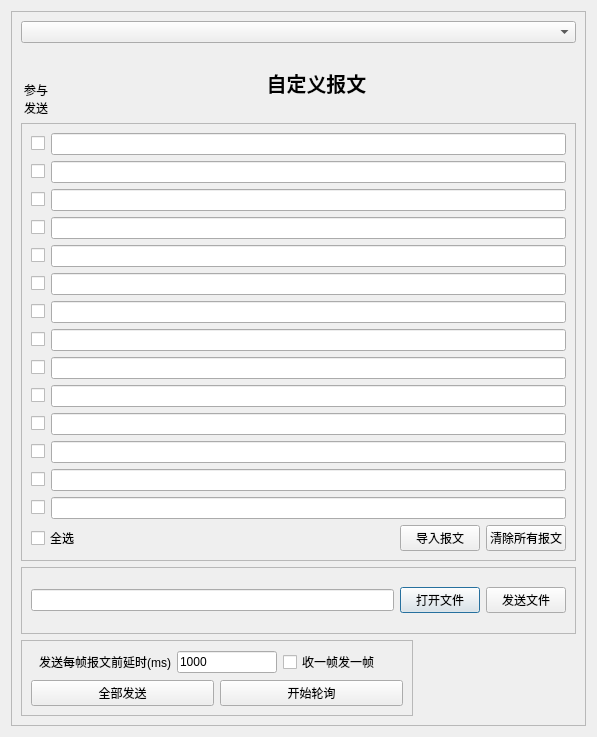
This is src/form/dialogsenddata.ui in whx110123/nettool as Qt 5 draws it before an edit. The edited form follows.
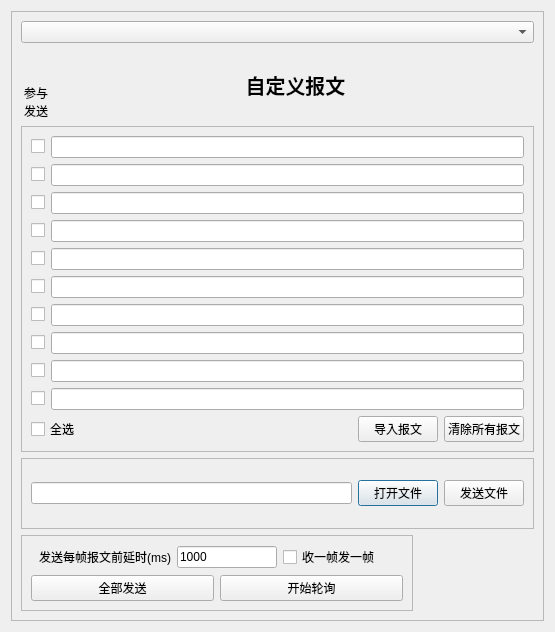
This is the edited form.

```diff
--- a/src/form/dialogsenddata.ui
+++ b/src/form/dialogsenddata.ui
@@ -6,8 +6,8 @@
    <rect>
     <x>0</x>
     <y>0</y>
-    <width>597</width>
-    <height>737</height>
+    <width>555</width>
+    <height>632</height>
    </rect>
   </property>
   <property name="windowTitle">
@@ -317,62 +317,6 @@
            </item>
           </layout>
          </item>
-         <item>
-          <layout class="QHBoxLayout" name="horizontalLayout_11">
-           <item>
-            <widget class="QCheckBox" name="checkBox11">
-             <property name="text">
-              <string/>
-             </property>
-            </widget>
-           </item>
-           <item>
-            <widget class="QLineEdit" name="linedata11"/>
-           </item>
-          </layout>
-         </item>
-         <item>
-          <layout class="QHBoxLayout" name="horizontalLayout_12">
-           <item>
-            <widget class="QCheckBox" name="checkBox12">
-             <property name="text">
-              <string/>
-             </property>
-            </widget>
-           </item>
-           <item>
-            <widget class="QLineEdit" name="linedata12"/>
-           </item>
-          </layout>
-         </item>
-         <item>
-          <layout class="QHBoxLayout" name="horizontalLayout_13">
-           <item>
-            <widget class="QCheckBox" name="checkBox13">
-             <property name="text">
-              <string/>
-             </property>
-            </widget>
-           </item>
-           <item>
-            <widget class="QLineEdit" name="linedata13"/>
-           </item>
-          </layout>
-         </item>
-         <item>
-          <layout class="QHBoxLayout" name="horizontalLayout_14">
-           <item>
-            <widget class="QCheckBox" name="checkBox14">
-             <property name="text">
-              <string/>
-             </property>
-            </widget>
-           </item>
-           <item>
-            <widget class="QLineEdit" name="linedata14"/>
-           </item>
-          </layout>
-         </item>
          <item>
           <layout class="QHBoxLayout" name="horizontalLayout_19">
            <item>
```
